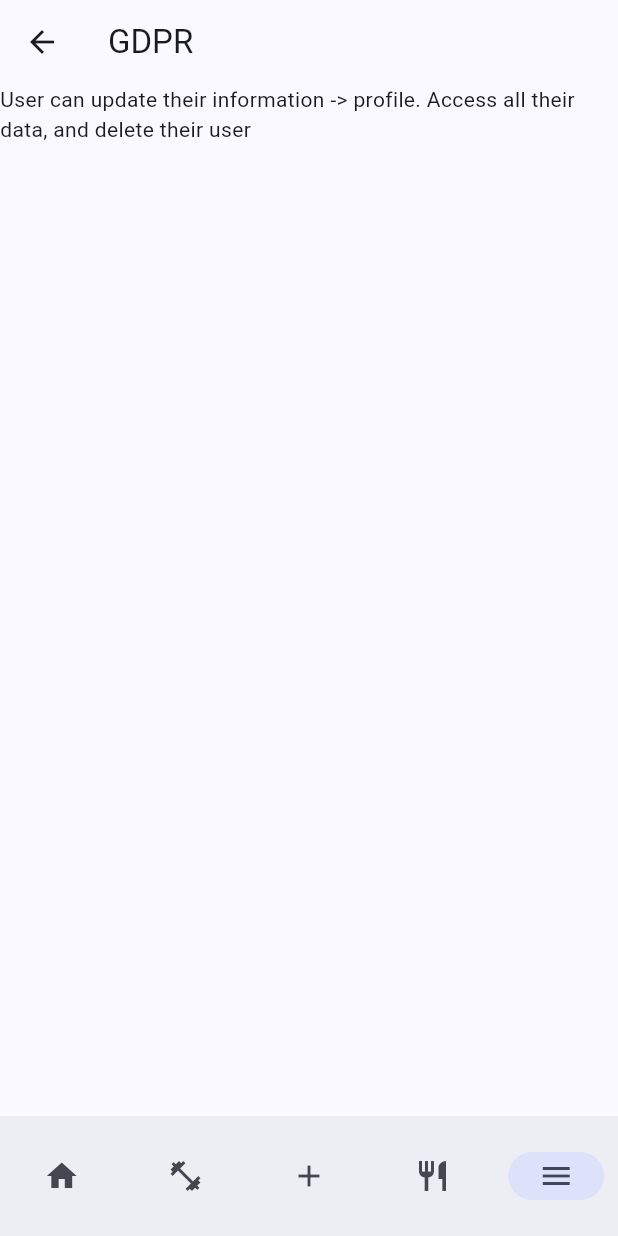
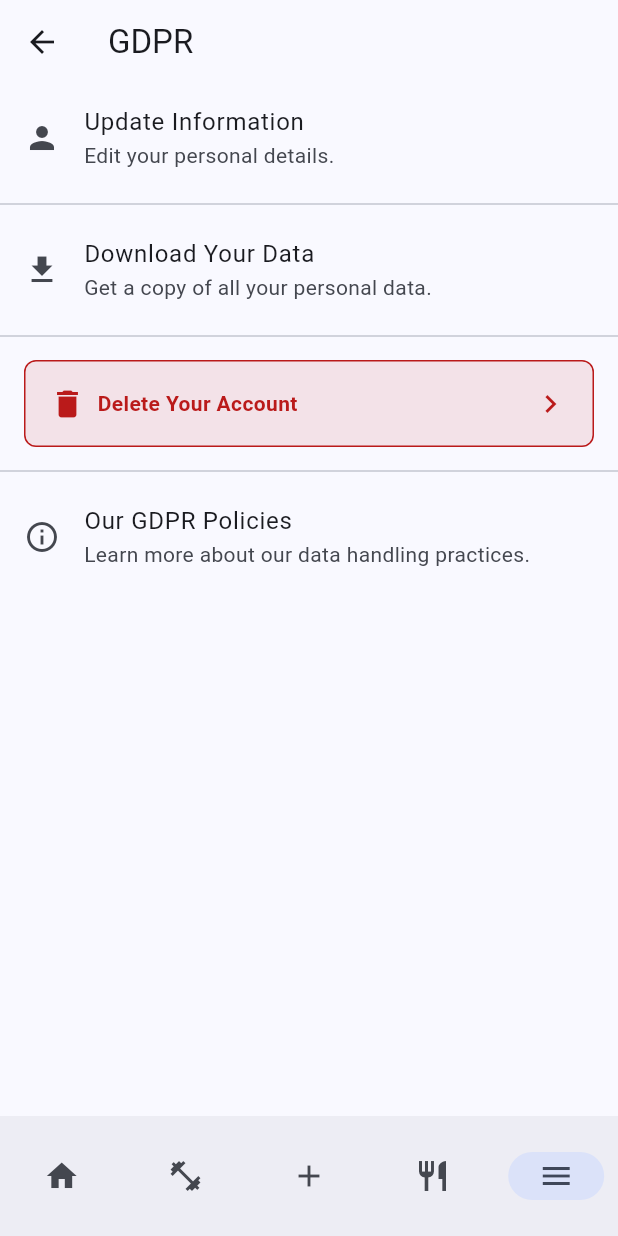
Before and after one commit to Mobile-applikasjoner-gruppe-1/fit_and_healthy, a Flutter app: the GdprSettingsPage screen opened by its route, on a phone screen of 412 x 824 dp. Run offline on Flutter 3.47's test engine with Material 3 defaults, Android fonts, the phone set to English and light mode, and no system bars; our stand-ins replace firebase_auth, firebase_core, flutter_riverpod, flutter_svg, go_router, google_sign_in and 1 more; accounts and stored records are empty; generated files the repository leaves out were written again.

Commit message:
Created a simple gdpr page where one can later implement the ability to delete your user, download information, privacy policy page.

```diff
--- a/lib/src/features/settings/pages/gdpr_settings_page.dart
+++ b/lib/src/features/settings/pages/gdpr_settings_page.dart
@@ -1,5 +1,8 @@
+import 'package:fit_and_healthy/src/features/settings/pages/privacy_gdpr_policy_settings_page.dart';
+import 'package:fit_and_healthy/src/features/settings/pages/profile_settings_page.dart';
 import 'package:fit_and_healthy/src/nested_scaffold.dart';
 import 'package:flutter/material.dart';
+import 'package:go_router/go_router.dart';
 
 class GdprSettingsPage extends StatelessWidget {
   const GdprSettingsPage({super.key});
@@ -11,12 +14,142 @@ class GdprSettingsPage extends StatelessWidget {
   Widget build(BuildContext context) {
     return NestedScaffold(
       appBar: AppBar(
-        title: Text("GDPR"),
+        title: const Text("GDPR"),
       ),
-      body: ListView(children: [
-        Text(
-            'User can update their information -> profile. Access all their data, and delete their user'),
-      ]),
+      body: Column(
+        children: [
+          ListTile(
+            leading: const Icon(Icons.person),
+            title: const Text('Update Information'),
+            subtitle: const Text('Edit your personal details.'),
+            onTap: () {
+              context.pushNamed(ProfileSettingsPage.routeName);
+            },
+          ),
+          const Divider(),
+          ListTile(
+            leading: const Icon(Icons.download),
+            title: const Text('Download Your Data'),
+            subtitle: const Text('Get a copy of all your personal data.'),
+            onTap: () {
+              _showConfirmationDialog(
+                context,
+                title: 'Download Data',
+                content: 'Are you sure you want to download your data?',
+                onConfirm: _downloadData,
+              );
+            },
+          ),
+          const Divider(),
+          Padding(
+            padding: const EdgeInsets.symmetric(horizontal: 16, vertical: 8),
+            child: GestureDetector(
+              onTap: () {
+                _showConfirmationDialog(
+                  context,
+                  title: 'Delete Account',
+                  content:
+                      'Are you sure you want to delete your account? This action cannot be undone.',
+                  onConfirm: _deleteAccount,
+                );
+              },
+              child: Container(
+                decoration: BoxDecoration(
+                  color: Theme.of(context).colorScheme.error.withOpacity(0.1),
+                  border: Border.all(
+                    color: Theme.of(context).colorScheme.error,
+                  ),
+                  borderRadius: BorderRadius.circular(8),
+                ),
+                padding: const EdgeInsets.all(16),
+                child: Row(
+                  mainAxisAlignment: MainAxisAlignment.spaceBetween,
+                  children: [
+                    Row(
+                      children: [
+                        Icon(
+                          Icons.delete,
+                          color: Theme.of(context).colorScheme.error,
+                        ),
+                        const SizedBox(width: 8),
+                        Text(
+                          'Delete Your Account',
+                          style: TextStyle(
+                            color: Theme.of(context).colorScheme.error,
+                            fontWeight: FontWeight.bold,
+                          ),
+                        ),
+                      ],
+                    ),
+                    Icon(
+                      Icons.chevron_right,
+                      color: Theme.of(context).colorScheme.error,
+                    ),
+                  ],
+                ),
+              ),
+            ),
+          ),
+          const Divider(),
+          ListTile(
+            leading: const Icon(Icons.info_outline),
+            title: const Text('Our GDPR Policies'),
+            subtitle:
+                const Text('Learn more about our data handling practices.'),
+            onTap: () {
+              context.pushNamed(PrivacyGdprPolicySettingsPage.routeName);
+            },
+          ),
+        ],
+      ),
     );
   }
+
+  void _showConfirmationDialog(
+    BuildContext context, {
+    required String title,
+    required String content,
+    required VoidCallback onConfirm,
+  }) {
+    final theme = Theme.of(context);
+    showDialog(
+      context: context,
+      builder: (context) {
+        return AlertDialog(
+          backgroundColor: theme.colorScheme.background,
+          title: Text(
+            title,
+            style: theme.textTheme.titleLarge,
+          ),
+          content: Text(
+            content,
+            style: theme.textTheme.bodyMedium,
+          ),
+          actions: [
+            TextButton(
+              onPressed: () => Navigator.of(context).pop(),
+              child: const Text('Cancel'),
+            ),
+            ElevatedButton(
+              onPressed: () {
+                Navigator.of(context).pop();
+                onConfirm();
+              },
+              child: const Text('Confirm'),
+            ),
+          ],
+        );
+      },
+    );
+  }
+
+  // Placeholder: Download Data Action
+  void _downloadData() {
+    debugPrint("User data download initiated.");
+  }
+
+  // Placeholder: Delete Account Action
+  void _deleteAccount() {
+    debugPrint("User account deletion initiated.");
+  }
 }
--- /dev/null
+++ b/lib/src/features/settings/pages/privacy_gdpr_policy_settings_page.dart
@@ -0,0 +1,58 @@
+import 'package:fit_and_healthy/src/nested_scaffold.dart';
+import 'package:flutter/material.dart';
+
+class PrivacyGdprPolicySettingsPage extends StatelessWidget {
+  const PrivacyGdprPolicySettingsPage({super.key});
+
+  static const route = '/privacypolicy';
+  static const routeName = 'Privacy Policy';
+
+  @override
+  Widget build(BuildContext context) {
+    return NestedScaffold(
+      appBar: AppBar(
+        title: const Text('Privacy Policy & GDPR'),
+      ),
+      body: Padding(
+        padding: const EdgeInsets.all(16.0),
+        child: ListView(
+          children: [
+            const Text(
+              'Privacy Policy',
+              style: TextStyle(fontSize: 18, fontWeight: FontWeight.bold),
+            ),
+            const SizedBox(height: 8),
+            const Text(
+              'We are committed to protecting your privacy. This application collects only the '
+              'necessary data to ensure functionality. Here are the key points of our policy:\n\n'
+              '- Your personal data is stored securely and used solely for app purposes.\n'
+              '- You can request a copy of your data at any time.\n'
+              '- You can delete your account, which will remove all stored data permanently.\n'
+              '- We do not share your data with third parties without your consent.\n\n'
+              'For further details, please contact uss.',
+              style: TextStyle(fontSize: 14),
+            ),
+            const SizedBox(height: 16),
+            const Divider(),
+            const SizedBox(height: 16),
+            const Text(
+              'GDPR Compliance',
+              style: TextStyle(fontSize: 18, fontWeight: FontWeight.bold),
+            ),
+            const SizedBox(height: 8),
+            const Text(
+              'Our application is fully compliant with GDPR standards. Here’s how we ensure compliance:\n\n'
+              '- You have the right to access your data and know how it is used.\n'
+              '- You have the right to delete your data permanently.\n'
+              '- Data processing is limited to what is necessary for app functionality.\n'
+              '- We implement robust security measures to safeguard your information.\n\n'
+              'For more information on your rights under GDPR, please refer to '
+              '[https://gdpr-info.eu](https://gdpr-info.eu).',
+              style: TextStyle(fontSize: 14),
+            ),
+          ],
+        ),
+      ),
+    );
+  }
+}
```
Also changed, not shown: lib/src/features/app_router/app_router.dart (+11 -1 lines).
